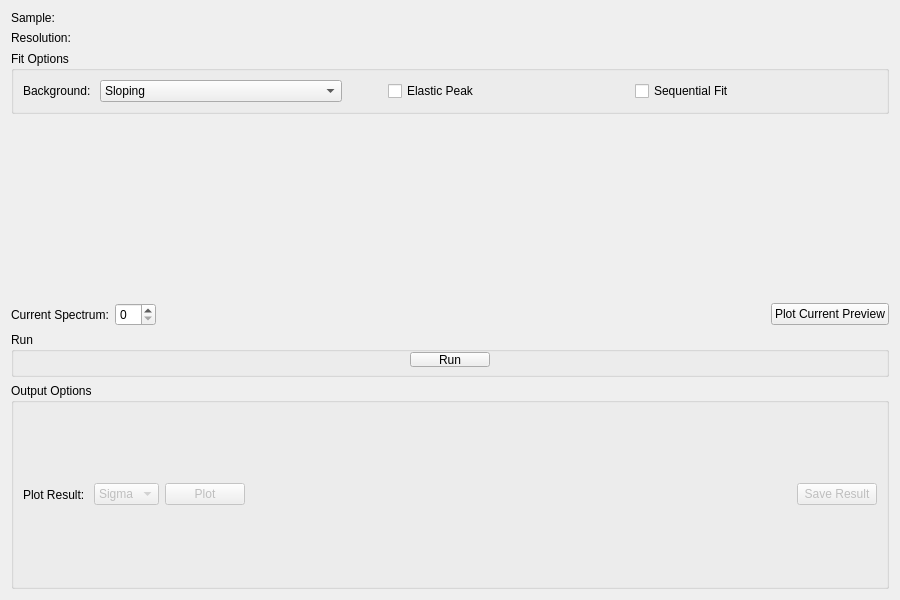
mantidproject/mantid, file qt/scientific_interfaces/Indirect/Stretch.ui: the form before one commit.
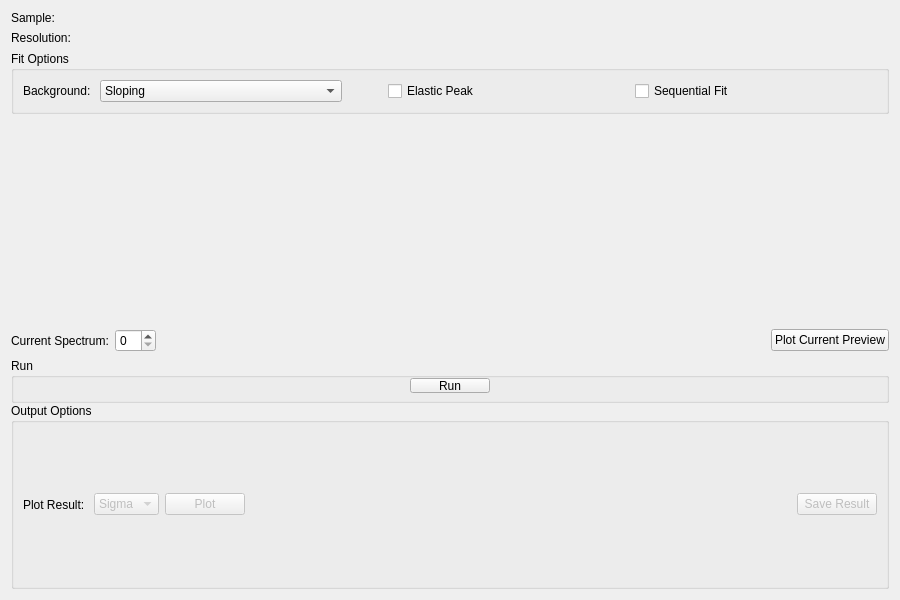
The form after the commit. Custom widgets are drawn as their Qt base class.

Commit message: Refs #23827. Frames for the run and output options

```diff
--- a/qt/scientific_interfaces/Indirect/Stretch.ui
+++ b/qt/scientific_interfaces/Indirect/Stretch.ui
@@ -223,6 +223,24 @@
     </layout>
    </item>
    <item>
+    <widget class="QFrame" name="frame">
+     <layout class="QVBoxLayout" name="verticalLayout_3">
+      <property name="spacing">
+       <number>0</number>
+      </property>
+      <property name="leftMargin">
+       <number>0</number>
+      </property>
+      <property name="topMargin">
+       <number>0</number>
+      </property>
+      <property name="rightMargin">
+       <number>0</number>
+      </property>
+      <property name="bottomMargin">
+       <number>0</number>
+      </property>
+      <item>
     <widget class="QGroupBox" name="gbRun">
      <property name="maximumSize">
       <size>
@@ -350,6 +368,9 @@
       </widget>
      </item>
     </layout>
+      </item>
+     </layout>
+    </widget>
    </item>
   </layout>
  </widget>
```
Lines whose indentation alone changed are shown as unchanged. The commit also changes 3 other files.
